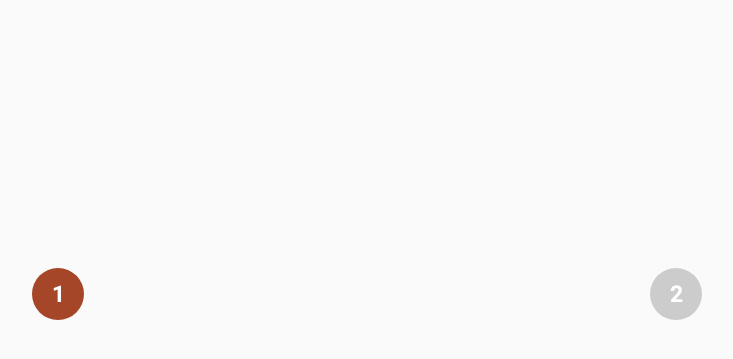
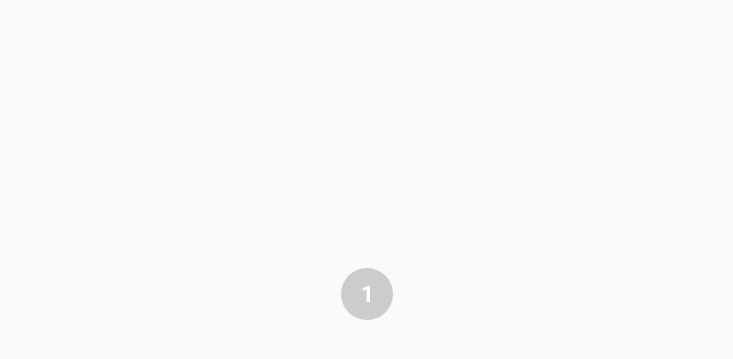
Before and after one commit to kofigyan/SoronkoStepper, an Android app: the StepperFourCheckActivity screen opened directly, with no data from a screen before it, on a phone screen of 824 x 412 dp (held sideways). Shown: the top 359 px of the screen, without its empty margins (251-984 px from the left). Run offline under Robolectric (Android 15) with nearby library versions, the phone set to English and light mode, and no system bars.

Commit message:
check Readme.md update

```diff
--- a/app/src/main/res/layout/activity_check_four_stepper.xml
+++ b/app/src/main/res/layout/activity_check_four_stepper.xml
@@ -10,8 +10,8 @@
             android:layout_width="match_parent"
             android:id="@+id/soronko_stepper"
             app:ssv_animationStartDelay="2000"
-            app:ssv_maxStepperNumber="two"
-            app:ssv_currentStepperNumber="two"
+            app:ssv_maxStepperNumber="one"
+            app:ssv_currentStepperNumber="one"
             android:layout_height="wrap_content"/>
 
 </LinearLayout>
```
Also changed, not shown: 2 other files.
